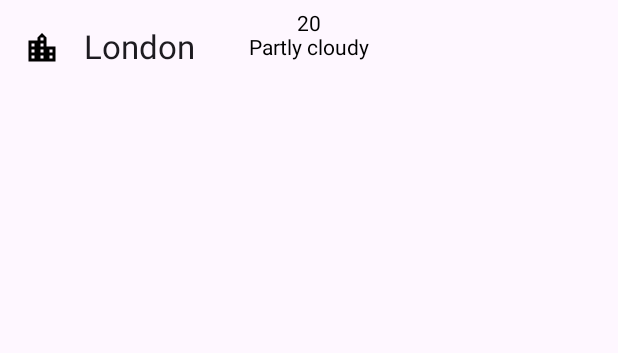
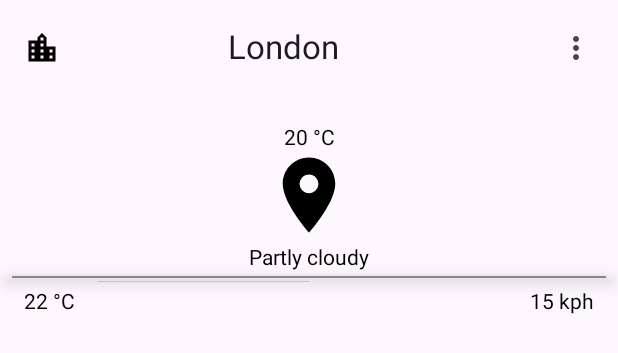
Before and after one commit to Dmayank297/Mausam, an Android app built with Jetpack Compose: the @Preview function PreviewWeatherPage, on a phone screen of 412 x 824 dp. Shown: the top 353 px of the screen. Run offline under Robolectric (Android 15) with nearby library versions, the phone set to English and light mode, and no system bars; our stand-ins replace Room's generated code.

Commit message:
First Commit

```diff
--- a/app/src/main/java/com/example/mausam/data/MausamData.kt
+++ b/app/src/main/java/com/example/mausam/data/MausamData.kt
@@ -16,9 +16,16 @@ data class MausamData(
     @SerializedName("current")
     val current: Current,
     @SerializedName("location")
-    val location: Location
+    val location: Location,
+    @SerializedName("forecase")
+    val forecast: ForecastData
 
 ) {
+    data class ForecastData(
+        val data: String,
+        val temperature: String
+    )
+
     data class Current(
         @PrimaryKey(autoGenerate = true)
         val id: Int = 0,
--- a/app/src/main/java/com/example/mausam/ui/screens/WeatherHome.kt
+++ b/app/src/main/java/com/example/mausam/ui/screens/WeatherHome.kt
@@ -1,11 +1,24 @@
 package com.example.mausam.ui.screens
+
 
 import androidx.compose.foundation.layout.Arrangement
 import androidx.compose.foundation.layout.Column
+import androidx.compose.foundation.layout.Row
+import androidx.compose.foundation.layout.Spacer
+import androidx.compose.foundation.layout.fillMaxSize
 import androidx.compose.foundation.layout.fillMaxWidth
 import androidx.compose.foundation.layout.padding
+import androidx.compose.foundation.layout.size
+import androidx.compose.foundation.lazy.LazyRow
+import androidx.compose.foundation.lazy.items
+import androidx.compose.foundation.shape.RoundedCornerShape
+import androidx.compose.material.ExperimentalMaterialApi
 import androidx.compose.material.ScaffoldState
+import androidx.compose.material.icons.Icons
+import androidx.compose.material.icons.filled.LocationOn
+import androidx.compose.material.icons.filled.MoreVert
 import androidx.compose.material.rememberScaffoldState
+import androidx.compose.material3.Divider
 import androidx.compose.material3.ExperimentalMaterial3Api
 import androidx.compose.material3.Icon
 import androidx.compose.material3.IconButton
@@ -16,6 +29,7 @@ import androidx.compose.runtime.Composable
 import androidx.compose.runtime.rememberCoroutineScope
 import androidx.compose.ui.Alignment
 import androidx.compose.ui.Modifier
+import androidx.compose.ui.draw.shadow
 import androidx.compose.ui.graphics.Color
 import androidx.compose.ui.res.painterResource
 import androidx.compose.ui.tooling.preview.Preview
@@ -40,8 +54,13 @@ fun WeatherHome(
 
 
     Scaffold (topBar = {
-        TopAppBar(title = {
-            Text(text = city,
+        TopAppBar(
+            modifier = Modifier,
+            title = {
+            Text(
+                modifier = Modifier.padding(start = 96.dp)
+                    ,
+                text = city,
                 ) },
             navigationIcon = {
                 IconButton(onClick = {
@@ -53,37 +72,89 @@ fun WeatherHome(
                     Icon(
                         painter = painterResource(id = R.drawable.baseline_location_city_24),
                         contentDescription = "City-Location",
-                        tint = Color.Black
+                        tint = Color.Black,
+
                     )
                 }
 
             },
+            actions = {
+                IconButton(onClick = {
+                    // Open a help and setting box
+                }) {
+                    Icon(
+                        imageVector = Icons.Default.MoreVert,
+                        contentDescription = null )
+                }
+            }
         )
 
     })
     {
 
         Text(text = "", modifier = Modifier.padding(it))
+
     }
 
     Column(
         modifier = Modifier
-            .fillMaxWidth()
-            .padding(top = 8.dp),
+            .fillMaxSize()
+            .padding(vertical = 80.dp),
         horizontalAlignment = Alignment.CenterHorizontally,
-        verticalArrangement = Arrangement.Center
+        verticalArrangement = Arrangement.Top
     ) {
         Column (
             modifier = Modifier
-                .fillMaxWidth(),
+                ,
             horizontalAlignment = Alignment.CenterHorizontally,
             verticalArrangement = Arrangement.Center
         ) {
-            Text(text = data.current.tempC)
-            Text(text = data.current.cloud)
+            Text(
+                modifier = Modifier.padding(top = 4.dp),
+                text = "${ data.current.tempC } °C")
+            Icon(
+                modifier = Modifier.size(60.dp),
+                imageVector = Icons.Default.LocationOn,
+                contentDescription = "cloud"
+            )
+            Text(
+                modifier = Modifier.padding(4.dp),
+                text = data.current.cloud)
+
+            Divider(
+                color = Color.Gray,
+                modifier = Modifier
+                    .fillMaxWidth()
+                    .padding(horizontal = 8.dp)
+                    .shadow(
+                        elevation = 8.dp, // Set the elevation for the shadow
+                        shape = RoundedCornerShape(20), // Use RectangleShape for a horizontal line
+                        clip = true // Allow the shadow to extend beyond the bounds of the Divider
+                    )
+            )
+            Spacer(modifier = Modifier.padding(4.dp))
+
+            Column {
+                Row (
+                    modifier = Modifier.fillMaxWidth(),
+                    horizontalArrangement = Arrangement.SpaceBetween,
+                    verticalAlignment = Alignment.CenterVertically
+                ){
+                    Text(
+                        modifier = Modifier.padding(start = 16.dp),
+                        text = "${ data.current.feelslikeC.toString() } °C")
+
+                    Text(
+                        modifier = Modifier.padding(end = 16.dp),
+                        text = "${data.current.gustKph.toString()} kph"
+                    )
+
+                }
+            }
 
         }
     }
+
 }
 
 @Composable
@@ -140,6 +211,10 @@ val sampleMausamData = MausamData(
         name = "Delhi",
         region = "Delhi",
         tzId = "Asia/Kolkata"
+    ),
+    MausamData.ForecastData(
+        data = "23",
+        temperature = "20"
     )
 )
 
```
